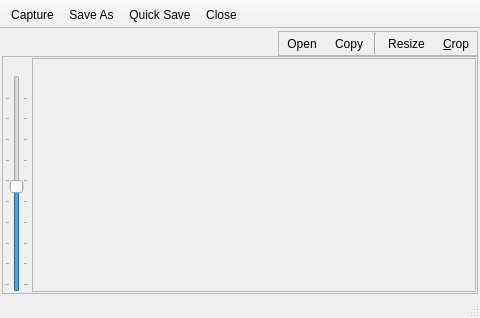
Qt form src-qt5/desktop-utils/lumina-screenshot/MainUI.ui (lumina-desktop/lumina) before a commit.
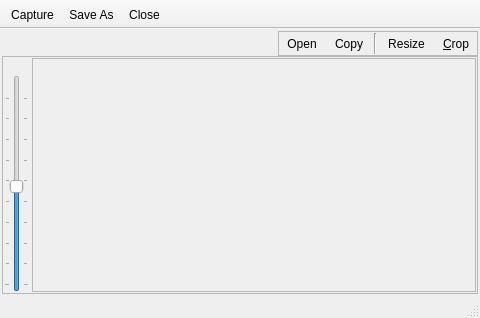
The same form after that commit.

Commit message: Remove the "Quick Save" button in lumina-screenshot. This was just another button/front-end to the "Open With" functionality which did not get removed earlier.

Patch:
```diff
--- a/src-qt5/desktop-utils/lumina-screenshot/MainUI.ui
+++ b/src-qt5/desktop-utils/lumina-screenshot/MainUI.ui
@@ -507,7 +507,6 @@
    </attribute>
    <addaction name="actionTake_Screenshot"/>
    <addaction name="actionSave_As"/>
-   <addaction name="actionQuick_Save"/>
    <addaction name="actionClose"/>
   </widget>
   <widget class="QStatusBar" name="statusBar"/>
```
